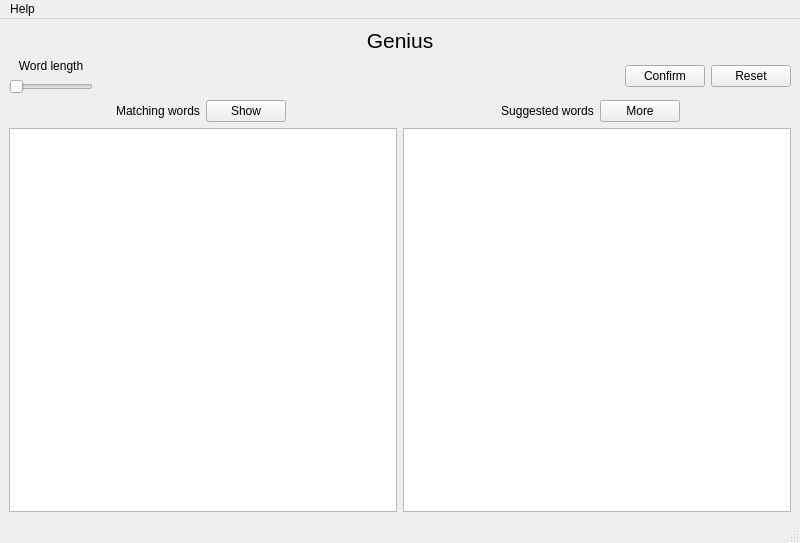
The window that genius.ui (B1rtek/Genius) describes before a commit, drawn with Qt 5.
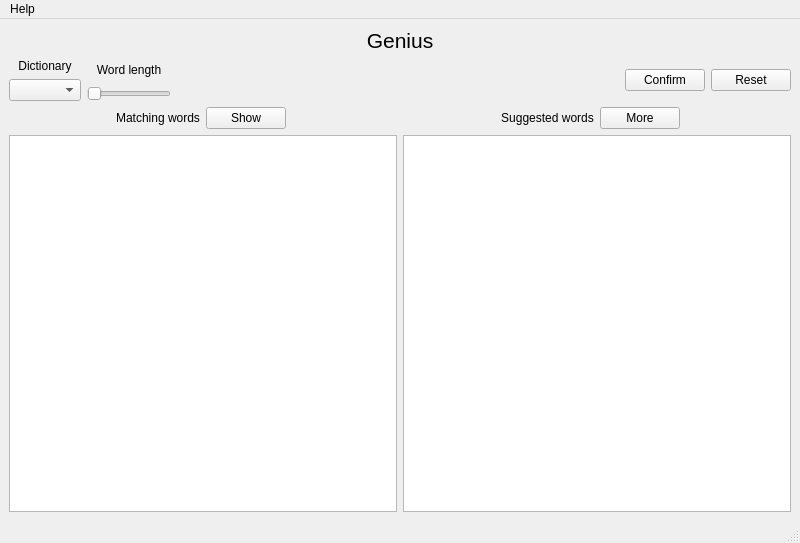
The same window after the commit. Icons and pictures are not drawn.

Commit message: Added dictionary searching thing

What changed in the file:
```diff
--- a/genius.ui
+++ b/genius.ui
@@ -14,7 +14,7 @@
    <string>Genius</string>
   </property>
   <widget class="QWidget" name="centralwidget">
-   <layout class="QVBoxLayout" name="verticalLayout_4">
+   <layout class="QVBoxLayout" name="verticalLayout_7">
     <item>
      <widget class="QLabel" name="labelGenius">
       <property name="font">
@@ -32,6 +32,30 @@
     </item>
     <item>
      <layout class="QHBoxLayout" name="horizontalLayout_4">
+      <item>
+       <layout class="QVBoxLayout" name="verticalLayout_4">
+        <item>
+         <widget class="QLabel" name="label">
+          <property name="text">
+           <string>Dictionary</string>
+          </property>
+          <property name="alignment">
+           <set>Qt::AlignCenter</set>
+          </property>
+         </widget>
+        </item>
+        <item>
+         <widget class="QComboBox" name="comboBoxWordlist">
+          <property name="sizePolicy">
+           <sizepolicy hsizetype="Preferred" vsizetype="Minimum">
+            <horstretch>0</horstretch>
+            <verstretch>0</verstretch>
+           </sizepolicy>
+          </property>
+         </widget>
+        </item>
+       </layout>
+      </item>
       <item>
        <layout class="QVBoxLayout" name="verticalLayout_3">
         <item>
```
Left out of the diff: 3 changed lines with no effect on the pictures. The commit also changes 5 other files.
